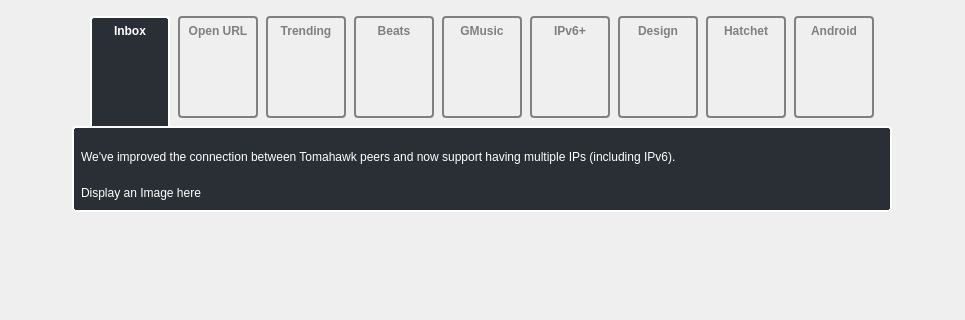
Before: the Qt Designer form src/viewpages/whatsnew_0_8/WhatsNewWidget_0_8.ui in tomahawk-player/tomahawk, drawn with Qt 5; both pictures show x 0 to 965 and y 0 to 320 of the 965 by 616 pixel window.
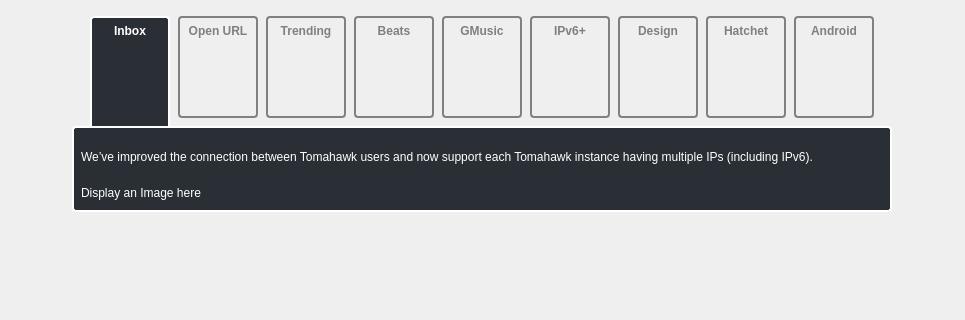
After: the same form once the commit is applied. The open tabs and pages were chosen to show the change. Custom widgets are drawn as their Qt base class.

Commit message: [whatsnews] Add IPv6 text

The edit to the form file:
```diff
--- a/src/viewpages/whatsnew_0_8/WhatsNewWidget_0_8.ui
+++ b/src/viewpages/whatsnew_0_8/WhatsNewWidget_0_8.ui
@@ -983,7 +983,7 @@
                </sizepolicy>
               </property>
               <property name="text">
-               <string>We've improved the connection between Tomahawk peers and now support having multiple IPs (including IPv6).</string>
+               <string>We’ve improved the connection between Tomahawk users and now support each Tomahawk instance having multiple IPs (including IPv6).</string>
               </property>
               <property name="scaledContents">
                <bool>false</bool>
```
